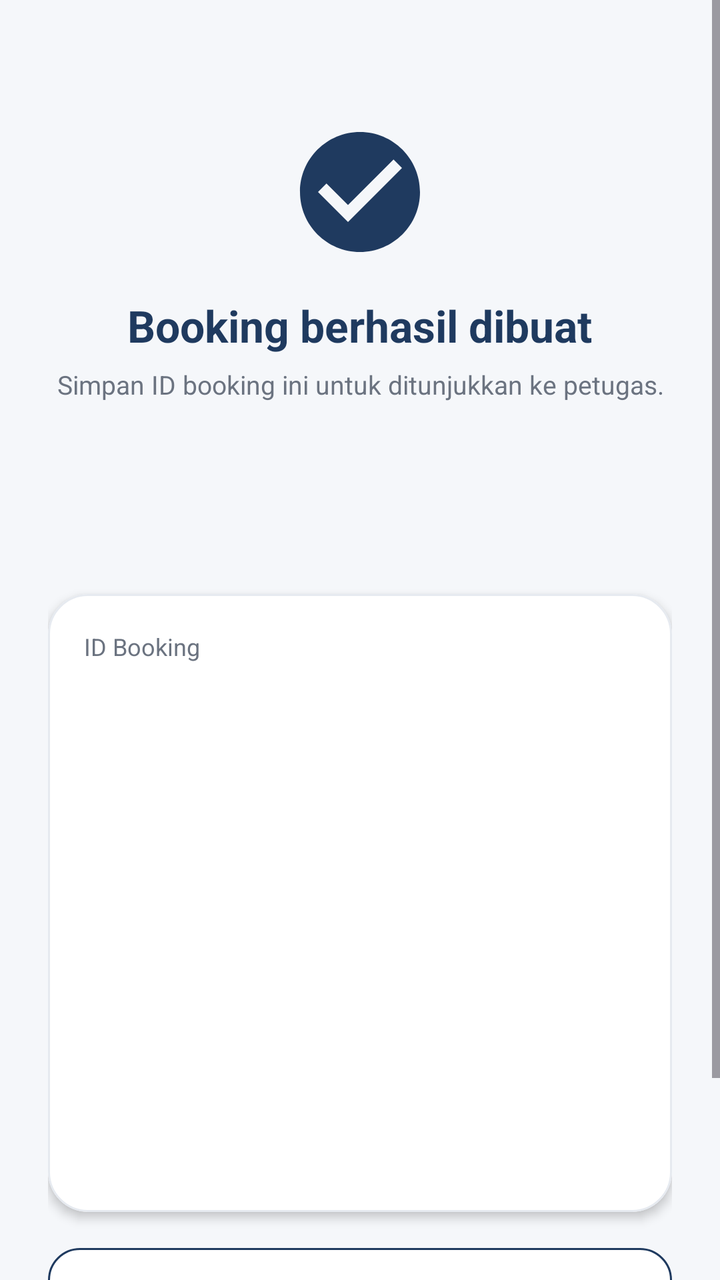
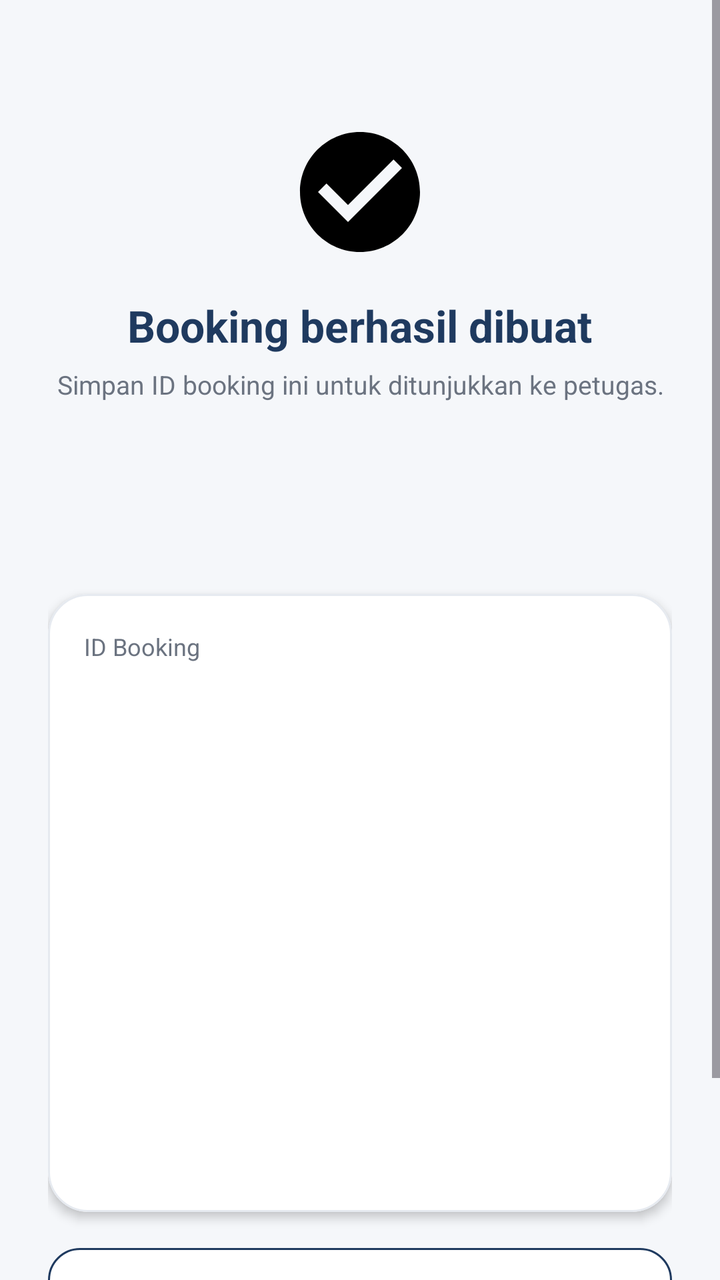

Two renders of the same Android screen: before a commit and after it. Below are the layout's source before the change and the commit's diff.
<!-- AndroidManifest.xml: application theme Theme.MobileProject -->
<!-- res/layout/activity_booking_success.xml -->
<?xml version="1.0" encoding="utf-8"?>
<ScrollView xmlns:android="http://schemas.android.com/apk/res/android"
    xmlns:app="http://schemas.android.com/apk/res-auto"
    android:id="@+id/main"
    android:layout_width="match_parent"
    android:layout_height="match_parent"
    android:background="@color/bk_bg_screen"
    android:fillViewport="true">

    <LinearLayout
        android:layout_width="match_parent"
        android:layout_height="wrap_content"
        android:gravity="center_horizontal"
        android:orientation="vertical"
        android:padding="24dp">

        <ImageView
            android:id="@+id/ivStatusIcon"
            android:layout_width="72dp"
            android:layout_height="72dp"
            android:layout_marginTop="36dp"
            android:contentDescription="@null"
            android:src="@drawable/ic_svc_check_circle"
            app:tint="@color/bk_primary" />

        <TextView
            android:id="@+id/tvHeading"
            android:layout_width="wrap_content"
            android:layout_height="wrap_content"
            android:layout_marginTop="16dp"
            android:gravity="center"
            android:text="Booking berhasil dibuat"
            android:textColor="@color/bk_primary"
            android:textSize="22sp"
            android:textStyle="bold" />

        <TextView
            android:id="@+id/tvSubheading"
            android:layout_width="wrap_content"
            android:layout_height="wrap_content"
            android:layout_marginTop="6dp"
            android:gravity="center"
            android:text="Simpan ID booking ini untuk ditunjukkan ke petugas."
            android:textColor="@color/bk_text_secondary"
            android:textSize="13sp" />

        <ProgressBar
            android:id="@+id/progress"
            android:layout_width="wrap_content"
            android:layout_height="wrap_content"
            android:layout_marginTop="24dp" />

        <com.google.android.material.card.MaterialCardView
            android:layout_width="match_parent"
            android:layout_height="wrap_content"
            android:layout_marginTop="24dp"
            app:cardBackgroundColor="@android:color/white"
            app:cardCornerRadius="20dp"
            app:cardElevation="3dp"
            app:strokeColor="@color/bk_stroke_soft"
            app:strokeWidth="1dp">

            <LinearLayout
                android:layout_width="match_parent"
                android:layout_height="wrap_content"
                android:orientation="vertical"
                android:padding="18dp">

                <TextView
                    android:layout_width="wrap_content"
                    android:layout_height="wrap_content"
                    android:text="ID Booking"
                    android:textColor="@color/bk_text_secondary"
                    android:textSize="12sp" />

                <TextView
                    android:id="@+id/tvBookingId"
                    android:layout_width="match_parent"
                    android:layout_height="wrap_content"
                    android:layout_marginTop="3dp"
                    android:textColor="@color/bk_primary"
                    android:textSize="20sp"
                    android:textStyle="bold" />

                <TextView
                    android:id="@+id/tvStatus"
                    android:layout_width="wrap_content"
                    android:layout_height="wrap_content"
                    android:layout_marginTop="12dp"
                    android:textColor="@color/bk_accent"
                    android:textStyle="bold" />

                <TextView
                    android:id="@+id/tvVehicle"
                    android:layout_width="match_parent"
                    android:layout_height="wrap_content"
                    android:layout_marginTop="16dp"
                    android:textColor="@color/bk_text_primary" />

                <TextView
                    android:id="@+id/tvServices"
                    android:layout_width="match_parent"
                    android:layout_height="wrap_content"
                    android:layout_marginTop="6dp"
                    android:textColor="@color/bk_text_secondary" />

                <TextView
                    android:id="@+id/tvWorkshop"
                    android:layout_width="match_parent"
                    android:layout_height="wrap_content"
                    android:layout_marginTop="6dp"
                    android:textColor="@color/bk_text_secondary" />

                <TextView
                    android:id="@+id/tvSchedule"
                    android:layout_width="match_parent"
                    android:layout_height="wrap_content"
                    android:layout_marginTop="6dp"
                    android:textColor="@color/bk_text_secondary" />

                <TextView
                    android:id="@+id/tvTotal"
                    android:layout_width="match_parent"
                    android:layout_height="wrap_content"
                    android:layout_marginTop="16dp"
                    android:textColor="@color/bk_primary"
                    android:textSize="18sp"
                    android:textStyle="bold" />

                <TextView
                    android:id="@+id/tvEstimatedPoints"
                    android:layout_width="match_parent"
                    android:layout_height="wrap_content"
                    android:layout_marginTop="6dp"
                    android:textColor="@color/bk_accent"
                    android:textStyle="bold" />

                <TextView
                    android:id="@+id/tvPointsStatus"
                    android:layout_width="match_parent"
                    android:layout_height="wrap_content"
                    android:layout_marginTop="4dp"
                    android:textSize="12sp" />
            </LinearLayout>
        </com.google.android.material.card.MaterialCardView>

        
        <com.google.android.material.button.MaterialButton
            android:id="@+id/btnInvoice"
            android:layout_width="match_parent"
            android:layout_height="52dp"
            android:layout_marginTop="18dp"
            android:insetTop="0dp"
            android:insetBottom="0dp"
            android:text="Lihat invoice"
            android:textAllCaps="false"
            android:textColor="@android:color/white"
            android:textStyle="bold"
            android:visibility="gone"
            app:backgroundTint="@color/bk_primary"
            app:cornerRadius="16dp" />

        <com.google.android.material.button.MaterialButton
            android:id="@+id/btnViewPoints"
            android:layout_width="match_parent"
            android:layout_height="52dp"
            android:insetTop="0dp"
            android:insetBottom="0dp"
            android:layout_marginTop="18dp"
            android:text="Lihat riwayat points"
            android:textAllCaps="false"
            android:textColor="@color/bk_primary"
            android:textStyle="bold"
            app:backgroundTint="@android:color/white"
            app:cornerRadius="16dp"
            app:strokeColor="@color/bk_primary"
            app:strokeWidth="1dp" />

        <com.google.android.material.button.MaterialButton
            android:id="@+id/btnBackHome"
            android:layout_width="match_parent"
            android:layout_height="52dp"
            android:insetTop="0dp"
            android:insetBottom="0dp"
            android:layout_marginTop="8dp"
            android:text="Kembali ke beranda"
            android:textAllCaps="false"
            android:textColor="@android:color/white"
            android:textStyle="bold"
            app:backgroundTint="@color/bk_accent"
            app:cornerRadius="16dp" />
    </LinearLayout>
</ScrollView>
<!-- resources referenced by this layout -->
<resources>
  <color name="bk_accent">#FF7A1A</color>
  <color name="bk_bg_screen">#F5F7FA</color>
  <color name="bk_primary">#1F3A5F</color>
  <color name="bk_stroke_soft">#E6EAF0</color>
  <color name="bk_text_primary">#2B2F36</color>
  <color name="bk_text_secondary">#6B7380</color>
  <!-- drawable ic_svc_check_circle (drawable) -->
  <?xml version="1.0" encoding="utf-8"?>
  <vector xmlns:android="http://schemas.android.com/apk/res/android"
      android:width="24dp"
      android:height="24dp"
      android:viewportWidth="24"
      android:viewportHeight="24">
      <path
          android:fillColor="#FF000000"
          android:pathData="M12,2C6.48,2 2,6.48 2,12s4.48,10 10,10 10,-4.48 10,-10S17.52,2 12,2zM10,17l-5,-5 1.41,-1.41L10,14.17l7.59,-7.59L19,8l-9,9z" />
  </vector>
  <style name="Theme.MobileProject" parent="Base.Theme.MobileProject" />
  <style name="Base.Theme.MobileProject" parent="Theme.Material3.DayNight.NoActionBar">
  
      </style>
</resources>

<!-- the commit's change to res/layout/activity_booking_success.xml (unified diff, before → after) -->
@@ -20,8 +20,7 @@
             android:layout_height="72dp"
             android:layout_marginTop="36dp"
             android:contentDescription="@null"
-            android:src="@drawable/ic_svc_check_circle"
-            app:tint="@color/bk_primary" />
+            android:src="@drawable/ic_svc_check_circle" />
 
         <TextView
             android:id="@+id/tvHeading"
